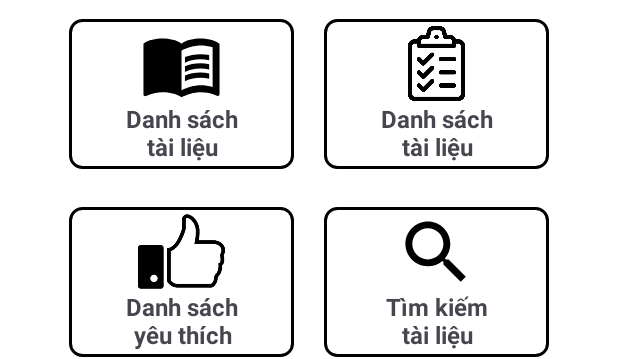
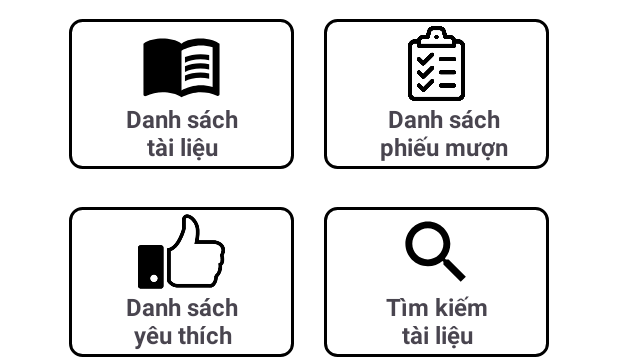
Before and after one commit to tuanduog/androidQLTV, an Android app: the layout activity_main.xml on its own in the app's theme, with its tools: preview values and no code run, on a phone screen of 412 x 824 dp. Shown: the part 510-869 px from the top of the screen. Run offline under Robolectric (Android 15) with nearby library versions, the phone set to English and light mode, and no system bars.

Commit message:
up homepage

```diff
--- a/app/src/main/res/layout/activity_main.xml
+++ b/app/src/main/res/layout/activity_main.xml
@@ -84,9 +84,9 @@
                     android:background="@android:color/transparent"
                     android:layout_marginStart="40dp"/>
                 <TextView
-                    android:layout_width="80dp"
+                    android:layout_width="90dp"
                     android:layout_height="wrap_content"
-                    android:text="Danh sách tài liệu"
+                    android:text="Danh sách phiếu mượn"
                     android:textSize="16dp"
                     android:textStyle="bold"
                     android:layout_marginTop="55dp"
```
